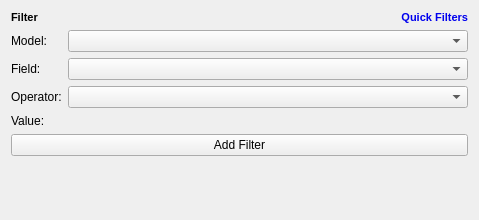
The window that Resources/ui_files/database_views/filter_input_widget.ui (MalloyDelacroix/DownloaderForReddit) describes before a commit, drawn with Qt 5.
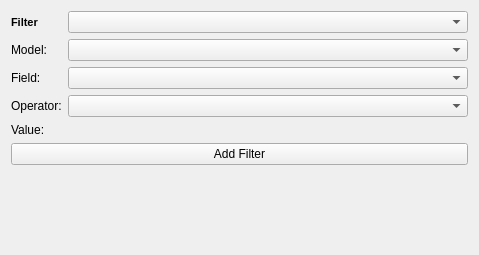
The same window after the commit. Custom widgets are drawn as their Qt base class.

Commit message: Fix database view filtering speed and ui

What changed in the file:
```diff
--- a/Resources/ui_files/database_views/filter_input_widget.ui
+++ b/Resources/ui_files/database_views/filter_input_widget.ui
@@ -7,7 +7,7 @@
     <x>0</x>
     <y>0</y>
     <width>479</width>
-    <height>220</height>
+    <height>255</height>
    </rect>
   </property>
   <property name="windowTitle">
@@ -115,33 +115,12 @@
       </widget>
      </item>
      <item row="0" column="1">
-      <widget class="ClickableLabel" name="quick_filter_label">
-       <property name="font">
-        <font>
-         <pointsize>8</pointsize>
-         <weight>75</weight>
-         <bold>true</bold>
-        </font>
-       </property>
-       <property name="text">
-        <string>&lt;html&gt;&lt;head/&gt;&lt;body&gt;&lt;p&gt;&lt;span style=&quot; color:#0000ee;&quot;&gt;Quick Filters&lt;/span&gt;&lt;/p&gt;&lt;/body&gt;&lt;/html&gt;</string>
-       </property>
-       <property name="alignment">
-        <set>Qt::AlignRight|Qt::AlignTrailing|Qt::AlignVCenter</set>
-       </property>
-      </widget>
+      <widget class="QComboBox" name="quick_filter_combo"/>
      </item>
     </layout>
    </item>
   </layout>
  </widget>
- <customwidgets>
-  <customwidget>
-   <class>ClickableLabel</class>
-   <extends>QLabel</extends>
-   <header>DownloaderForReddit/customwidgets/clickable_label</header>
-  </customwidget>
- </customwidgets>
  <resources/>
  <connections/>
 </ui>
```
Left out of the diff: 28 changed lines with no effect on the pictures. The commit also changes 4 other files.
